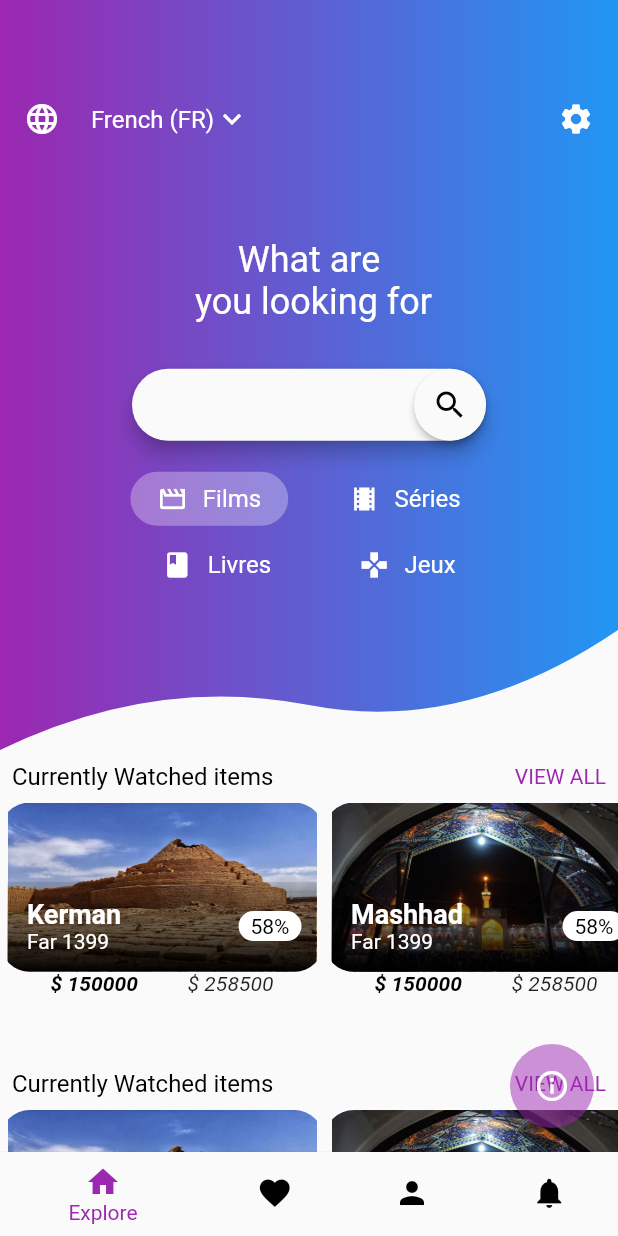
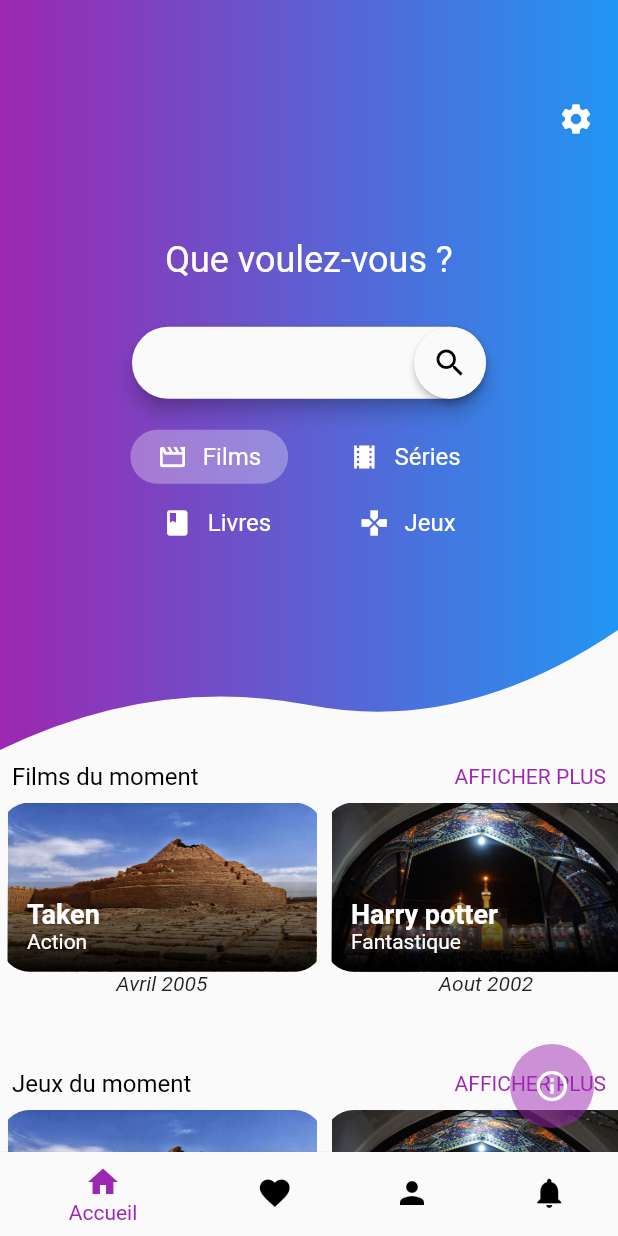
Before and after one commit to esgi-grp5/WishFlix, a Flutter app: the screen it shows after launch, on a phone screen of 412 x 824 dp. Run offline on Flutter 3.47's test engine with Material 2 defaults, Android fonts, the phone set to English and light mode, and no system bars.

Commit message:
correction page accueil et page recherche + ajout des classes film et jeux

```diff
--- a/lib/Navigation.dart
+++ b/lib/Navigation.dart
@@ -17,7 +17,7 @@ class Navigation extends StatelessWidget {
           Icons.home,
           color: Colors.black,
         ),
-        label: "Explore"));
+        label: "Accueil"));
     items.add(BottomNavigationBarItem(
         activeIcon: Icon(
           Icons.favorite,
--- a/lib/main.dart
+++ b/lib/main.dart
@@ -44,7 +44,7 @@ class _BottomNavState extends State<BottomNav> {
           Icons.home,
           color: Colors.black,
         ),
-        label: "Explore"));
+        label: "Accueil"));
     items.add(BottomNavigationBarItem(
         activeIcon: Icon(
           Icons.favorite,
@@ -227,7 +227,7 @@ class HomeScreen extends StatelessWidget {
       body: SingleChildScrollView(
         scrollDirection: Axis.vertical,
         child: Column(
-          children: <Widget>[HomeTop(), homeDown, homeDown],
+          children: <Widget>[HomeTop(), trendingMovies, trendingGames],
         ),
       ),
     );
@@ -247,7 +247,7 @@ class HomeTop extends StatefulWidget {
 
 class _HomeTop extends State<HomeTop> {
   var isFlightselected = true;
-  TextEditingController c = TextEditingController(text: languages[1]);
+  TextEditingController c = TextEditingController(text: "");
   @override
   Widget build(BuildContext context) {
     return Stack(
@@ -271,59 +271,6 @@ class _HomeTop extends State<HomeTop> {
                   padding: EdgeInsets.all(16.0),
                   child: Row(
                     children: <Widget>[
-                      Icon(
-                        Icons.language,
-                        color: Colors.white,
-                      ),
-                      SizedBox(
-                        width: width! * 0.05,
-                      ),
-                      PopupMenuButton(
-                        onSelected: (index) {
-                          setState(() {
-                            selectedLanguages = int.parse(index.toString());
-                          });
-                        },
-                        child: Row(
-                          children: <Widget>[
-                            Text(
-                              languages[selectedLanguages],
-                              style: TextStyle(
-                                color: Colors.white,
-                                fontSize: 16.0,
-                              ),
-                            ),
-                            Icon(
-                              Icons.keyboard_arrow_down,
-                              color: Colors.white,
-                            )
-                          ],
-                        ),
-                        itemBuilder: (BuildContext context) {
-                          return <PopupMenuItem<int>>[
-                            PopupMenuItem(
-                              child: Text(
-                                languages[0],
-                                style: TextStyle(
-                                  color: Colors.black,
-                                  fontSize: 16.0,
-                                ),
-                              ),
-                              value: 0,
-                            ),
-                            PopupMenuItem(
-                              child: Text(
-                                languages[1],
-                                style: TextStyle(
-                                  color: Colors.black,
-                                  fontSize: 16.0,
-                                ),
-                              ),
-                              value: 1,
-                            )
-                          ];
-                        },
-                      ),
                       Spacer(),
                       Icon(
                         Icons.settings,
@@ -336,7 +283,7 @@ class _HomeTop extends State<HomeTop> {
                   height: height! / 16,
                 ),
                 Text(
-                  'What are  \n you looking for',
+                  'Que voulez-vous ?',
                   style: TextStyle(
                     fontSize: 24.0,
                     color: Colors.white,
@@ -351,7 +298,7 @@ class _HomeTop extends State<HomeTop> {
                     elevation: 5.0,
                     borderRadius: BorderRadius.all(Radius.circular(30)),
                     child: TextField(
-                      //controller: c,
+                      controller: c,
                       style: TextStyle(
                         fontSize: 16.0,
                         color: Colors.black,
@@ -371,8 +318,8 @@ class _HomeTop extends State<HomeTop> {
                                 Navigator.push(context,
                                     MaterialPageRoute(builder: (context) {
                                   return SecondPage(
-                                      fromloc: languages[selectedLanguages],
-                                      toloc: c.text);
+                                      content_type: contentType[selectedType],
+                                      search_text: c.text);
                                 }));
                               },
                             ),
@@ -533,7 +480,7 @@ class _Choice08State extends State<Choice08>
 var viewallstyle =
     TextStyle(fontSize: 14, color: appTheme.primaryColor //Colors.teal
         );
-var homeDown = Column(
+var trendingMovies = Column(
   children: <Widget>[
     Padding(
       padding: const EdgeInsets.all(8.0),
@@ -545,11 +492,11 @@ var homeDown = Column(
           //   width: width! * 0.05,
           // ),
           Text(
-            "Currently Watched items",
+            "Films du moment",
             style: TextStyle(color: Colors.black, fontSize: 16),
           ),
           Spacer(),
-          Text("VIEW ALL", style: viewallstyle)
+          Text("AFFICHER PLUS", style: viewallstyle)
         ],
       ),
     ),
@@ -560,53 +507,45 @@ var homeDown = Column(
       // ConstrainedBox(
       //   constraints: BoxConstraints(maxHeight: 170, minHeight: height! * .13),
       child: ListView.builder(
-          itemBuilder: (context, index) => cities[index],
+          itemBuilder: (context, index) => movies[index],
           shrinkWrap: true,
           padding: EdgeInsets.all(0.0),
-          itemCount: cities.length,
+          itemCount: movies.length,
           scrollDirection: Axis.horizontal),
     ),
   ],
 );
-List<City> cities = [
-  City(
+List<Movie> movies = [
+  Movie(
     image: "assets/images/Kerman.png",
-    name: "Kerman",
-    monthyear: "Far 1399",
-    oldprice: "258500",
-    newprice: "150000",
-    discount: "58",
+    name: "Taken",
+    genre: "Action",
+    dateSortie: "Avril 2005",
   ),
-  City(
+  Movie(
     image: "assets/images/Mashhad.png",
-    name: "Mashhad",
-    monthyear: "Far 1399",
-    oldprice: "258500",
-    newprice: "150000",
-    discount: "58",
+    name: "Harry potter",
+    genre: "Fantastique",
+    dateSortie: "Aout 2002",
   ),
-  City(
+  Movie(
     image: "assets/images/Tehran.png",
-    name: "Tehran",
-    monthyear: "Far 1399",
-    oldprice: "258500",
-    newprice: "150000",
-    discount: "58",
+    name: "Avengers",
+    genre: "SF",
+    dateSortie: "Septembre 2019",
   ),
 ];
 
-class City extends StatelessWidget {
-  final String? image, monthyear, oldprice;
-  final String? name, discount, newprice;
+class Movie extends StatelessWidget {
+  final String? image, genre, dateSortie;
+  final String? name;
 
-  const City(
+  const Movie(
       {Key? key,
       this.image,
-      this.monthyear,
-      this.oldprice,
-      this.name,
-      this.discount,
-      this.newprice})
+      this.genre,
+      this.dateSortie,
+      this.name})
       : super(key: key);
   @override
   Widget build(BuildContext context) {
@@ -665,7 +604,7 @@ class City extends StatelessWidget {
                                   color: Colors.white),
                             ),
                             Text(
-                              monthyear!,
+                              genre!,
                               style: TextStyle(
                                   fontSize: 14,
                                   fontWeight: FontWeight.w400,
@@ -674,22 +613,6 @@ class City extends StatelessWidget {
                           ],
                         ),
                       ),
-                      Container(
-                        padding:
-                            EdgeInsets.symmetric(horizontal: 8, vertical: 2),
-                        decoration: BoxDecoration(
-                            shape: BoxShape.rectangle,
-                            color: Colors.white,
-                            borderRadius:
-                                BorderRadius.all(Radius.circular(10))),
-                        child: Text(
-                          discount! + "%",
-                          style: TextStyle(
-                              fontSize: 14,
-                              fontWeight: FontWeight.w400,
-                              color: Colors.black),
-                        ),
-                      )
                     ],
                   ),
                   left: 10,
@@ -702,15 +625,7 @@ class City extends StatelessWidget {
           mainAxisSize: MainAxisSize.max,
           mainAxisAlignment: MainAxisAlignment.spaceBetween,
           children: <Widget>[
-            Text("\$ " + '${(newprice)}',
-                style: TextStyle(
-                    color: Colors.black,
-                    fontWeight: FontWeight.bold,
-                    fontStyle: FontStyle.italic)),
-            SizedBox(
-              width: width! * 0.08,
-            ),
-            Text("\$ " + '${(oldprice)}',
+            Text('${(dateSortie)}',
                 style: TextStyle(
                     color: Colors.black87,
                     fontWeight: FontWeight.w400,
@@ -721,3 +636,161 @@ class City extends StatelessWidget {
     );
   }
 }
+
+
+var trendingGames = Column(
+  children: <Widget>[
+    Padding(
+      padding: const EdgeInsets.all(8.0),
+      child: Row(
+        mainAxisSize: MainAxisSize.max,
+        mainAxisAlignment: MainAxisAlignment.spaceBetween,
+        children: <Widget>[
+          // SizedBox(
+          //   width: width! * 0.05,
+          // ),
+          Text(
+            "Jeux du moment",
+            style: TextStyle(color: Colors.black, fontSize: 16),
+          ),
+          Spacer(),
+          Text("AFFICHER PLUS", style: viewallstyle)
+        ],
+      ),
+    ),
+    Container(
+      height: height! * .25 < 170 ? height! * .25 : 170,
+      //height: height! * .25 < 300 ? height! * .25 : 300,
+      // child:
+      // ConstrainedBox(
+      //   constraints: BoxConstraints(maxHeight: 170, minHeight: height! * .13),
+      child: ListView.builder(
+          itemBuilder: (context, index) => games[index],
+          shrinkWrap: true,
+          padding: EdgeInsets.all(0.0),
+          itemCount: games.length,
+          scrollDirection: Axis.horizontal),
+    ),
+  ],
+);
+List<Game> games = [
+  Game(
+    image: "assets/images/Kerman.png",
+    name: "Call of duty",
+    genre: "Action",
+    dateSortie: "Fevrier 2019",
+  ),
+  Game(
+    image: "assets/images/Mashhad.png",
+    name: "World of warcraft",
+    genre: "MMORPG",
+    dateSortie: "Novrmbre 2004",
+  ),
+  Game(
+    image: "assets/images/Tehran.png",
+    name: "Diablo 3",
+    genre: "Hack and slash",
+    dateSortie: "Mai 2012",
+  ),
+];
+
+class Game extends StatelessWidget {
+  final String? image, genre, dateSortie;
+  final String? name;
+
+  const Game(
+      {Key? key,
+      this.image,
+      this.genre,
+      this.dateSortie,
+      this.name})
+      : super(key: key);
+  @override
+  Widget build(BuildContext context) {
+    return Column(
+      children: <Widget>[
+        ClipRRect(
+            borderRadius: BorderRadius.all(Radius.circular(20)),
+            child: Stack(
+              children: <Widget>[
+                Padding(
+                  padding: const EdgeInsets.symmetric(horizontal: 5),
+                  child: Container(
+                    height: height! * .137 < 160 ? height! * .137 : 160,
+                    width: width! * .5 < 250 ? width! * .5 : 250,
+                    //   child: Image.asset(image,fit: BoxFit.cover,)
+                    decoration: BoxDecoration(
+                        image: DecorationImage(
+                            image: AssetImage(image!), fit: BoxFit.fill)),
+                  ),
+                ),
+                Positioned(
+                  height: 60,
+                  width: width! * .5 < 250 ? width! * .5 : 250,
+                  left: 5,
+                  //right: 0,
+                  bottom: 0,
+                  child: Container(
+                    decoration: BoxDecoration(
+                        gradient: LinearGradient(
+                            colors: [Colors.black, Colors.black12],
+                            begin: Alignment.bottomCenter,
+                            end: Alignment.topCenter)),
+                  ),
+                ),
+                Positioned(
+                  child: Row(
+                    mainAxisSize: MainAxisSize.max,
+                    mainAxisAlignment: MainAxisAlignment.spaceBetween,
+                    children: <Widget>[
+                      Container(
+                        padding:
+                            EdgeInsets.symmetric(horizontal: 8, vertical: 2),
+                        //decoration: BoxDecoration(
+                        //   shape: BoxShape.rectangle,
+                        //   color: Colors.black.withOpacity(.4),
+                        //  borderRadius: BorderRadius.all(Radius.circular(10))
+                        // ),
+                        child: Column(
+                          crossAxisAlignment: CrossAxisAlignment.start,
+                          children: <Widget>[
+                            Text(
+                              name!,
+                              style: TextStyle(
+                                  fontSize: 18,
+                                  fontWeight: FontWeight.bold,
+                                  color: Colors.white),
+                            ),
+                            Text(
+                              genre!,
+                              style: TextStyle(
+                                  fontSize: 14,
+                                  fontWeight: FontWeight.w400,
+                                  color: Colors.white),
+                            ),
+                          ],
+                        ),
+                      ),
+                    ],
+                  ),
+                  left: 10,
+                  bottom: 10,
+                  right: 15,
+                )
+              ],
+            )),
+        Row(
+          mainAxisSize: MainAxisSize.max,
+          mainAxisAlignment: MainAxisAlignment.spaceBetween,
+          children: <Widget>[
+            Text('${(dateSortie)}',
+                style: TextStyle(
+                    color: Colors.black87,
+                    fontWeight: FontWeight.w400,
+                    fontStyle: FontStyle.italic)),
+          ],
+        )
+      ],
+    );
+  }
+}
```
Also changed, not shown: lib/SecondPage.dart (+11 -32 lines), pubspec.lock, 1 other file.
